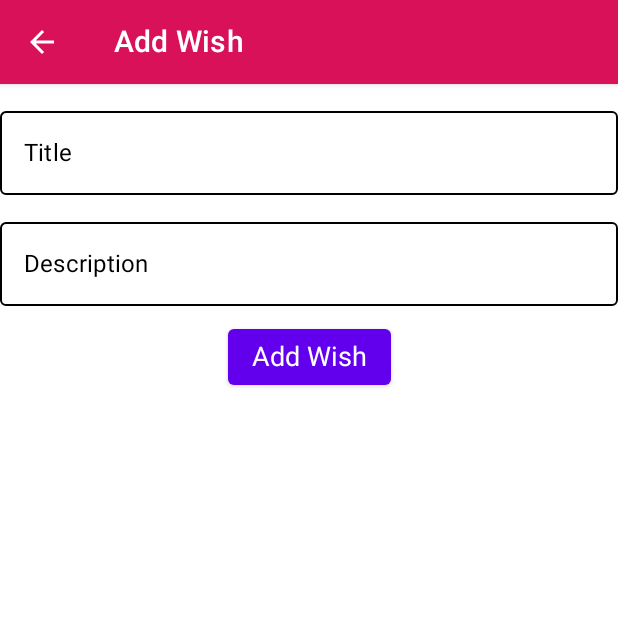
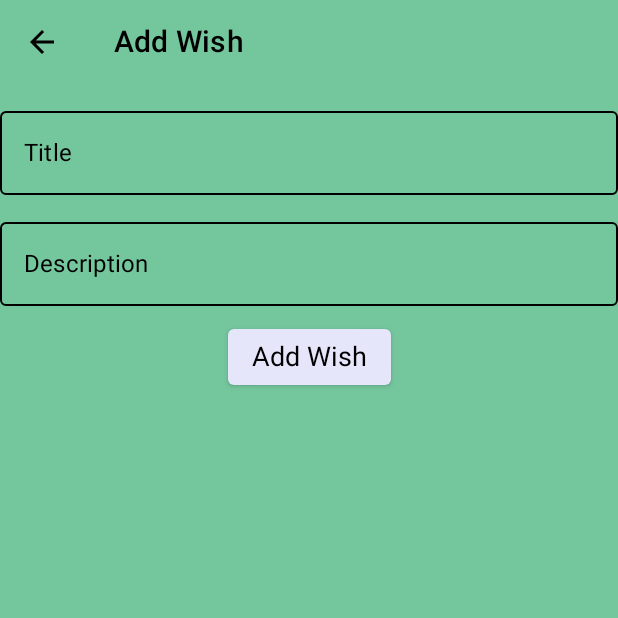
Before and after one commit to Harshvardhan-sN/JC-Wishlist-App, an Android app built with Jetpack Compose: the composable AddEditDetailView called with empty values, on a phone screen of 412 x 824 dp, the top half of it. Run offline under Robolectric (Android 15) with nearby library versions, the phone set to English and light mode, and no system bars.

Commit message:
UI Colors Updated

```diff
--- a/app/src/main/java/ind/lke/mywishlist/AddEditDetailView.kt
+++ b/app/src/main/java/ind/lke/mywishlist/AddEditDetailView.kt
@@ -1,6 +1,7 @@
 package ind.lke.mywishlist
 
 import android.widget.Toast
+import androidx.compose.foundation.background
 import androidx.compose.foundation.layout.Arrangement
 import androidx.compose.foundation.layout.Column
 import androidx.compose.foundation.layout.Spacer
@@ -10,6 +11,7 @@ import androidx.compose.foundation.layout.padding
 import androidx.compose.foundation.layout.wrapContentSize
 import androidx.compose.foundation.text.KeyboardOptions
 import androidx.compose.material.Button
+import androidx.compose.material.ButtonDefaults
 import androidx.compose.material.OutlinedTextField
 import androidx.compose.material.Scaffold
 import androidx.compose.material.SnackbarDuration
@@ -27,6 +29,7 @@ import androidx.compose.ui.Alignment
 import androidx.compose.ui.Modifier
 import androidx.compose.ui.graphics.Color
 import androidx.compose.ui.platform.LocalContext
+import androidx.compose.ui.res.colorResource
 import androidx.compose.ui.res.stringResource
 import androidx.compose.ui.text.TextStyle
 import androidx.compose.ui.text.input.KeyboardType
@@ -59,6 +62,7 @@ fun AddEditDetailView(
         viewModel.wishDescriptionState = ""
     }
     Scaffold(
+        backgroundColor = colorResource(id = R.color.app_bar_color),
         topBar = { AppBarView(
             title =
             if (id != 0L) stringResource(id = R.string.update_wish)
@@ -93,19 +97,20 @@ fun AddEditDetailView(
             )
 
             Spacer(modifier = Modifier.height(10.dp))
-            Button(onClick = {
+            Button(colors = ButtonDefaults.buttonColors(backgroundColor = colorResource(id = R.color.button_lavender)),
+                onClick = {
                 if(viewModel.wishTitleState.trim().isNotEmpty() &&
                     viewModel.wishDescriptionState.trim().isNotEmpty()) {
-                    if(id == 0L) { // add wish
+                    message = if(id == 0L) { // add wish
                         viewModel.addWish(Wish(title = viewModel.wishTitleState.trim(),
-                                description = viewModel.wishDescriptionState.trim())
+                            description = viewModel.wishDescriptionState.trim())
                         )
-                        message = "Wish Added"
+                        "Wish Added"
                     } else {    // update wish
                         viewModel.updateWish(Wish(id = id, title = viewModel.wishTitleState.trim(),
                             description = viewModel.wishDescriptionState.trim())
                         )
-                        message = "Wish Updated"
+                        "Wish Updated"
                     }
                     scope.launch {
                         Toast.makeText(context, message, Toast.LENGTH_SHORT).show()
--- a/app/src/main/java/ind/lke/mywishlist/AppBarView.kt
+++ b/app/src/main/java/ind/lke/mywishlist/AppBarView.kt
@@ -28,7 +28,7 @@ fun AppBarView(
                     Icon(
                         imageVector = Icons.AutoMirrored.Filled.ArrowBack,
                         contentDescription = null,
-                        tint = Color.White
+                        tint = Color.Black
                     )
                 }
             }
@@ -37,12 +37,12 @@ fun AppBarView(
     TopAppBar(
         title = {
             Text(text = title,
-            color = Color.White,
+            color = Color.Black,
             modifier = Modifier
                 .padding(start = 4.dp)
                 .heightIn(max = 24.dp))
         },
-        elevation = 3.dp,
+        elevation = (-1).dp,
         backgroundColor = colorResource(id = R.color.app_bar_color),
         navigationIcon = navigationIcon
     )
--- a/app/src/main/res/values/colors.xml
+++ b/app/src/main/res/values/colors.xml
@@ -7,5 +7,7 @@
     <color name="teal_700">#FF018786</color>
     <color name="black">#FF000000</color>
     <color name="white">#FFFFFFFF</color>
-    <color name="app_bar_color">#d81159</color>
+    <color name="app_bar_color">#74c69d</color>
+    <color name="button_lavender">#E6E6FA</color>
+    <color name="card_view_background">#b7efc5</color>
 </resources>
```
Also changed, not shown: app/src/main/java/ind/lke/mywishlist/HomeView.kt (+8 -2 lines).
